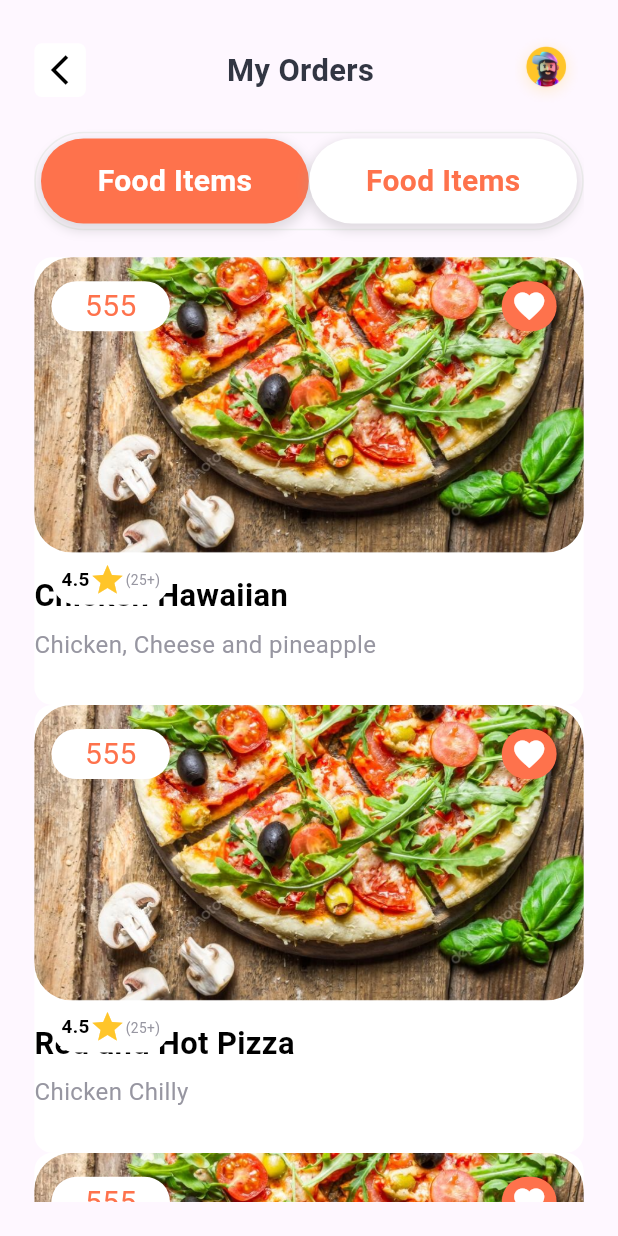
After one commit to Hussain-Shadab/foodhubwithgithub, a Flutter app: the FavoritesFoodItemsScreen screen opened directly, after a tap on "Food Items", on a phone screen of 412 x 824 dp. The commit adds this screen. Run offline on Flutter 3.47's test engine with Material 3 defaults, Android fonts, the phone set to English and light mode, and no system bars; our stand-ins replace badges, country_code_picker, flutter_advanced_drawer, flutter_screenutil, pin_code_fields.

Commit message:
new resources

```diff
--- a/lib/main.dart
+++ b/lib/main.dart
@@ -2,8 +2,10 @@ import 'package:flutter/material.dart';
 import 'package:flutter_screenutil/flutter_screenutil.dart';
 import 'package:food_hub/drawer/advance_drawer_component.dart';
 import 'package:food_hub/screens/auth/login_screen.dart';
+import 'package:food_hub/screens/auth/user_profile_screen.dart';
 import 'package:food_hub/screens/cart_screen.dart';
 import 'package:food_hub/screens/category_screen.dart';
+import 'package:food_hub/screens/favorites_food_items_screen.dart';
 import 'package:food_hub/screens/food_details_screen.dart';
 import 'package:food_hub/screens/splash_screen.dart';
 import 'package:food_hub/screens/upcomming_orders.dart';
@@ -30,7 +32,7 @@ class _MyAppState extends State<MyApp> {
         return MaterialApp(
 
             debugShowCheckedModeBanner: false,
-            home: UpcommingOrders(),
+            home: UserProfileScreen(),
         );
       },
 
--- a/lib/reuseable_components/delivered_orders.dart
+++ b/lib/reuseable_components/delivered_orders.dart
@@ -77,7 +77,7 @@ class _DeliveredOrdersState extends State<DeliveredOrders> {
                     Row(
                       children: [
                         Customtextwidget(
-                          text: 'Jimmy Jons',
+                          text: 'Jimmy Jons\'s',
                           fontSize: 20.sp,
                           fontWeight: FontWeight.bold,
                           color: AppColors.blackColor,
@@ -130,7 +130,7 @@ decoration: BoxDecoration(
 Customtextwidget(text: '3 items',fontSize: 14.sp,color: AppColors.titleColorOfTextFormField,),
                 // Spacer(),
                 Customtextwidget(
-                  text: '#232435',
+                  text: '\$17',
                   fontSize: 16.sp,
                   color: AppColors.buttonColor,
                 )
@@ -149,12 +149,12 @@ Customtextwidget(text: '3 items',fontSize: 14.sp,color: AppColors.titleColorOfTe
                   height:43.h,
                   width: 135.w,
 
-                  child: CustomButton(buttonText: 'Cancel',backGroundColor: AppColors.whiteColor,textColor: AppColors.blackColor,)),
+                  child: CustomButton(buttonText: 'Rate',backGroundColor: AppColors.whiteColor,textColor: AppColors.blackColor,)),
               Container(
                   height:43.h,
                   width: 135.w,
 
-                  child: CustomButton(buttonText: 'Track Order',backGroundColor: AppColors.buttonColor,textColor: AppColors.whiteColor,)),
+                  child: CustomButton(buttonText: 'Re-Order',backGroundColor: AppColors.buttonColor,textColor: AppColors.whiteColor,)),
             ],
           )
         ],
--- a/lib/reuseable_components/featured_resturant_item.dart
+++ b/lib/reuseable_components/featured_resturant_item.dart
@@ -29,7 +29,7 @@ class _FeaturedResturantItemState extends State<FeaturedResturantItem> {
         height: widget.height??100.h,
         width: widget.width??165.w,
         decoration: BoxDecoration(
-          borderRadius: BorderRadius.circular(10),
+          borderRadius: BorderRadius.circular(22.sp),
           image: DecorationImage(
               alignment: Alignment.topCenter,
              image: AssetImage(widget.backGroundImage,),
--- a/lib/reuseable_components/slide_button.dart
+++ b/lib/reuseable_components/slide_button.dart
@@ -9,10 +9,12 @@ class SlideButton extends StatelessWidget {
   final bool isSelected;
   final VoidCallback onTap;
   final int selectedIndex;
+  final String text;
   const SlideButton({
     Key ? key,
     this.isSelected= false,
 required this.onTap,
+    this.text='text',
     this.selectedIndex = 0
   }) : super(key: key);
 
@@ -35,7 +37,7 @@ required this.onTap,
               onTap: onTap,
               child: Container(
                   width: 156.w,
-                  child: CustomButton(buttonText: 'Upcoming',
+                  child: CustomButton(buttonText: text,
                     backGroundColor:  isSelected ? AppColors.buttonColor : AppColors.whiteColor,
                     textColor: isSelected ? AppColors.whiteColor : AppColors.buttonColor,
 
@@ -47,7 +49,7 @@ required this.onTap,
               child: Container(
                   width: 156.w,
 
-                  child: CustomButton(buttonText: 'History',
+                  child: CustomButton(buttonText: text,
                     backGroundColor:  isSelected ? AppColors.whiteColor : AppColors.buttonColor,
                     textColor: isSelected ? AppColors.buttonColor : AppColors.whiteColor,
 
--- /dev/null
+++ b/lib/screens/auth/user_profile_screen.dart
@@ -0,0 +1,94 @@
+
+import 'package:flutter/material.dart';
+import 'package:flutter_screenutil/flutter_screenutil.dart';
+import 'package:food_hub/reuseable_components/constant/customTextWidget.dart';
+import 'package:food_hub/utils/constant_colors.dart';
+class UserProfileScreen extends StatefulWidget {
+  const UserProfileScreen({super.key});
+
+  @override
+  State<UserProfileScreen> createState() => _UserProfileScreenState();
+}
+
+class _UserProfileScreenState extends State<UserProfileScreen> {
+  @override
+  Widget build(BuildContext context) {
+    return Scaffold(
+      body: Column(
+        children: [
+          Stack(
+
+            children: [
+              Container(
+                width: double.infinity,
+                height: 200.h,
+                decoration: BoxDecoration(
+
+                    image: DecorationImage(
+                      alignment: Alignment.topCenter,
+                      fit: BoxFit.cover,
+
+                      image: AssetImage('assets/images/bgProScr.png',),)
+                ),
+
+
+              ),
+              Positioned(
+                  top: 30.sp,
+                  left: 20.sp,
+                  child: BackButton()),
+              Positioned(
+                top: 110.sp,
+                  left: 130.sp,
+                  child: Container(
+                height: 100.h,
+                width: 100.w,
+
+                padding: EdgeInsets.only(left:6.sp,top: 6),
+                decoration: BoxDecoration(
+                  shape: BoxShape.circle,
+                  color: AppColors.whiteColor,
+// border: Border.all(color: Colors.red,width: 2)
+//                   image: DecorationImage(
+//                       alignment: Alignment.center,
+// fit: BoxFit.cover,
+//                       image: AssetImage('assets/images/profileImage.png',))
+                ),
+                    child: Center(
+                      child: Container(
+                        // color: Colors.red,
+
+                        child: Image.asset('assets/images/profileImage.png',
+                          // fit: BoxFit.contain,
+                          // height: 90.sp,
+                          // width: 90.sp,
+                        ),
+                      ),
+                    ),
+              )),
+              Positioned(
+                  top: 175.sp,
+                  left: 185.sp,
+                  child: Container(
+                // height: 40.h,
+                // width: 40.w,
+                decoration: BoxDecoration(
+                  color: AppColors.whiteColor,
+                  shape: BoxShape.circle
+                ),
+                child: Icon(Icons.camera_alt_outlined,color: AppColors.searchIconColor,),
+              ))
+            ]
+          ),
+          SizedBox(height: 2.sp,),
+          Customtextwidget(text: 'Jazzy Boy',color: AppColors.headingText,
+          fontSize: 18.sp,fontWeight: FontWeight.w600,
+          ),
+          Customtextwidget(text: 'Edit Profile',color: AppColors.titleColorOfTextFormField,
+          fontSize: 15.sp,fontWeight: FontWeight.w600,
+          ),
+        ],
+      ),
+    );
+  }
+}
--- /dev/null
+++ b/lib/screens/favorites_food_items_screen.dart
@@ -0,0 +1,238 @@
+
+import 'package:flutter/material.dart';
+import 'package:flutter_screenutil/flutter_screenutil.dart';
+import 'package:food_hub/reuseable_components/constant/customTextWidget.dart';
+import 'package:food_hub/reuseable_components/custom_backButton.dart';
+import 'package:food_hub/reuseable_components/featured_resturant_item.dart';
+import 'package:food_hub/reuseable_components/slide_button.dart';
+import 'package:food_hub/utils/constant_colors.dart';
+
+class FavoritesFoodItemsScreen extends StatefulWidget {
+  const FavoritesFoodItemsScreen({super.key});
+
+  @override
+  State<FavoritesFoodItemsScreen> createState() => _FavoritesFoodItemsScreenState();
+}
+
+class _FavoritesFoodItemsScreenState extends State<FavoritesFoodItemsScreen> {
+  bool isSelected = false;
+  void toggleButtons(){
+    setState(() {
+      isSelected = !isSelected;
+    });
+  }
+
+  @override
+  Widget build(BuildContext context) {
+    return Scaffold(
+      body: Container(
+      margin: EdgeInsets.all(20.sp),
+        child: SingleChildScrollView(
+          child: Column(
+            crossAxisAlignment: CrossAxisAlignment.start,
+            children: [
+              Row(
+                mainAxisAlignment: MainAxisAlignment.spaceBetween,
+                children: [
+                  CustomBackbutton(),
+                  Customtextwidget(
+                    text: 'My Orders',
+                    fontSize: 18.sp,
+                    fontWeight: FontWeight.w600,
+                    color: AppColors.headingText,
+                  ),
+                  Container(
+                    height: 40.h,
+                    width: 40.w,
+                    decoration:
+                    BoxDecoration(borderRadius: BorderRadius.circular(20)),
+                    child: Image.asset(
+                      'assets/images/profileImage.png',
+                      fit: BoxFit.cover,
+                    ),
+                  ),
+                ],
+              ),
+              SizedBox(
+                height: 15.sp,
+              ),
+              SlideButton(
+                text: 'Food Items',
+                isSelected: isSelected,
+                onTap: toggleButtons,
+              ),
+              SizedBox(
+                height: 15.h,
+              ),
+              Stack(
+                children: [
+                  Container(
+                    height: 250.h,
+                    width: 323.w,
+                    decoration: BoxDecoration(
+                        color: AppColors.whiteColor,
+                        borderRadius: BorderRadius.circular(12)
+                    ),
+                    child: Column(
+                      // mainAxisAlignment: MainAxisAlignment.start,
+                      crossAxisAlignment: CrossAxisAlignment.start,
+                      children: [
+
+                        FeaturedResturantItem(backGroundImage: 'assets/images/cateImg.png',height: 165.h,width: 323.w,
+                          text: '555',
+                        ),
+                        SizedBox(height: 12.sp,),
+                        Customtextwidget(text: 'Chicken Hawaiian',fontSize: 18.sp,fontWeight: FontWeight.bold,color: AppColors.blackColor,),
+                        SizedBox(height: 6.sp,),
+                        Customtextwidget(text: 'Chicken, Cheese and pineapple',fontSize: 14.sp,color: AppColors.titleColorOfTextFormField,),
+                      ],
+                    ),
+                  ),
+                  Positioned(
+                    top: 180,
+                    // left: 1,
+                    child: Container(
+                      height: 28.h,
+                      width: 69.w,
+                      margin: EdgeInsets.only(top: 16.sp,left: 10.sp),
+                      decoration: BoxDecoration(
+
+                          color: AppColors.whiteColor,
+                          borderRadius: BorderRadius.circular(24)
+                      ),
+                      child: Row(
+                        mainAxisAlignment: MainAxisAlignment.center,
+                        children: [
+                          Customtextwidget(text: '4.5',
+                            fontWeight: FontWeight.bold,
+                            fontSize: 11.sp,
+                          ),
+                          // SizedBox(width: 3.sp,),
+                          Icon(Icons.star,color: AppColors.ratingStarColor,),
+                          Customtextwidget(text: '(25+)',
+                            fontSize: 8.sp,
+                            color: AppColors.titleColorOfTextFormField,
+                          ),
+
+                        ],
+                      ),
+                    ),)
+                ],
+              ),
+              Stack(
+                children: [
+                  Container(
+                    height: 250.h,
+                    width: 323.w,
+                    decoration: BoxDecoration(
+                        color: AppColors.whiteColor,
+                        borderRadius: BorderRadius.circular(12)
+                    ),
+                    child: Column(
+                      // mainAxisAlignment: MainAxisAlignment.start,
+                      crossAxisAlignment: CrossAxisAlignment.start,
+                      children: [
+
+                        FeaturedResturantItem(backGroundImage: 'assets/images/cateImg.png',height: 165.h,width: 323.w,
+                          text: '555',
+                        ),
+                        SizedBox(height: 12.sp,),
+                        Customtextwidget(text: 'Red and Hot Pizza',fontSize: 18.sp,fontWeight: FontWeight.bold,color: AppColors.blackColor,),
+                        SizedBox(height: 6.sp,),
+                        Customtextwidget(text: 'Chicken Chilly',fontSize: 14.sp,color: AppColors.titleColorOfTextFormField,),
+                      ],
+                    ),
+                  ),
+                  Positioned(
+                    top: 180,
+                    // left: 1,
+                    child: Container(
+                      height: 28.h,
+                      width: 69.w,
+                      margin: EdgeInsets.only(top: 16.sp,left: 10.sp),
+                      decoration: BoxDecoration(
+
+                          color: AppColors.whiteColor,
+                          borderRadius: BorderRadius.circular(24)
+                      ),
+                      child: Row(
+                        mainAxisAlignment: MainAxisAlignment.center,
+                        children: [
+                          Customtextwidget(text: '4.5',
+                            fontWeight: FontWeight.bold,
+                            fontSize: 11.sp,
+                          ),
+                          // SizedBox(width: 3.sp,),
+                          Icon(Icons.star,color: AppColors.ratingStarColor,),
+                          Customtextwidget(text: '(25+)',
+                            fontSize: 8.sp,
+                            color: AppColors.titleColorOfTextFormField,
+                          ),
+
+                        ],
+                      ),
+                    ),)
+                ],
+              ),
+              Stack(
+                children: [
+                  Container(
+                    height: 250.h,
+                    width: 323.w,
+                    decoration: BoxDecoration(
+                        color: AppColors.whiteColor,
+                        borderRadius: BorderRadius.circular(12)
+                    ),
+                    child: Column(
+                      // mainAxisAlignment: MainAxisAlignment.start,
+                      crossAxisAlignment: CrossAxisAlignment.start,
+                      children: [
+
+                        FeaturedResturantItem(backGroundImage: 'assets/images/cateImg.png',height: 165.h,width: 323.w,
+                          text: '555',
+                        ),
+                        SizedBox(height: 12.sp,),
+                        Customtextwidget(text: 'Chicken Desi',fontSize: 18.sp,fontWeight: FontWeight.bold,color: AppColors.blackColor,),
+                        SizedBox(height: 6.sp,),
+                        Customtextwidget(text: 'Chicken, Cheese',fontSize: 14.sp,color: AppColors.titleColorOfTextFormField,),
+                      ],
+                    ),
+                  ),
+                  Positioned(
+                    top: 180,
+                    // left: 1,
+                    child: Container(
+                      height: 28.h,
+                      width: 69.w,
+                      margin: EdgeInsets.only(top: 16.sp,left: 10.sp),
+                      decoration: BoxDecoration(
+
+                          color: AppColors.whiteColor,
+                          borderRadius: BorderRadius.circular(24)
+                      ),
+                      child: Row(
+                        mainAxisAlignment: MainAxisAlignment.center,
+                        children: [
+                          Customtextwidget(text: '4.5',
+                            fontWeight: FontWeight.bold,
+                            fontSize: 11.sp,
+                          ),
+                          // SizedBox(width: 3.sp,),
+                          Icon(Icons.star,color: AppColors.ratingStarColor,),
+                          Customtextwidget(text: '(25+)',
+                            fontSize: 8.sp,
+                            color: AppColors.titleColorOfTextFormField,
+                          ),
+
+                        ],
+                      ),
+                    ),)
+                ],
+              ),
+            ],
+          ),
+        ),
+      ),
+    );
+  }
+}
```
Also changed, not shown: assets/images/bgProScr.png (added).
